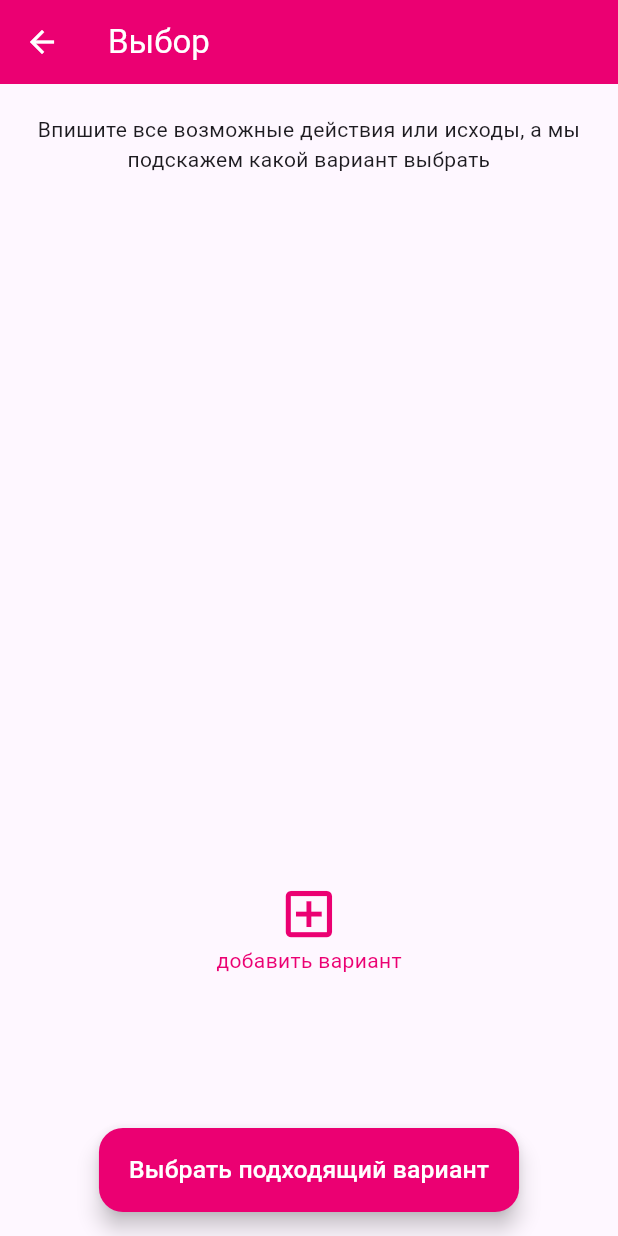
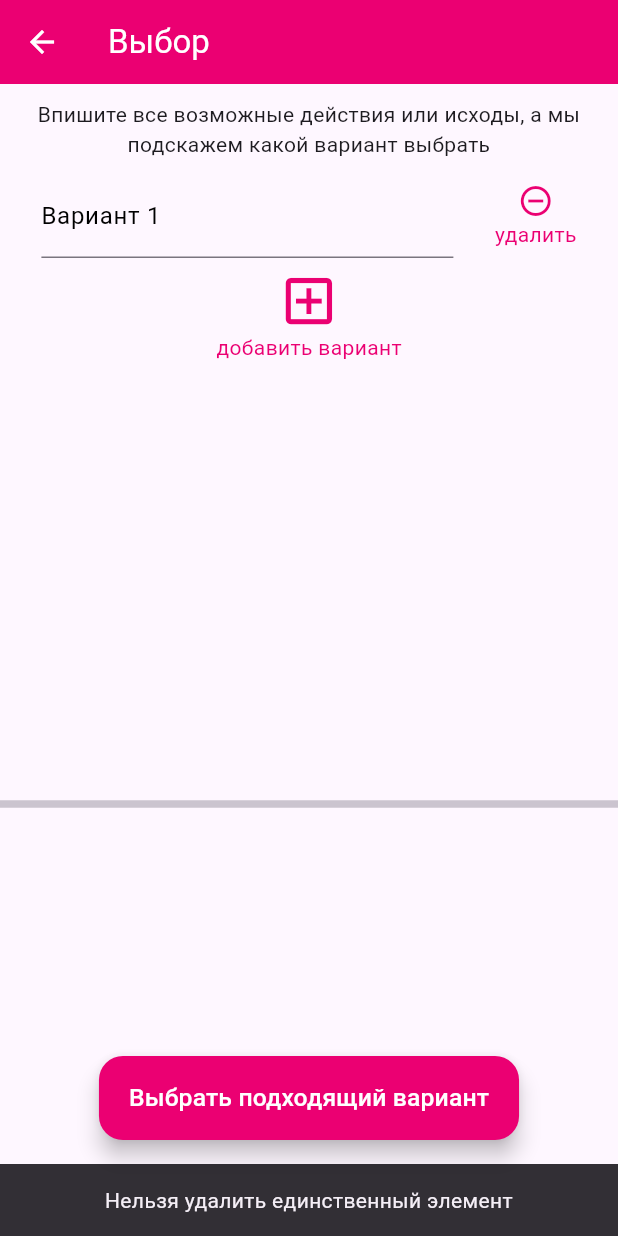
Before and after one commit to shamrayivan/promt_app, a Flutter app: the ChooseScreen screen opened by its route, after a tap on "удалить", on a phone screen of 412 x 824 dp. Run offline on Flutter 3.47's test engine with Material 2 defaults, Android fonts, the phone set to English and light mode, and no system bars; our stand-ins replace bloc, flutter_bloc, shared_preferences; accounts and stored records are empty.

Commit message:
final result in 3 blocks

```diff
--- a/lib/Screens/choose_screen.dart
+++ b/lib/Screens/choose_screen.dart
@@ -4,9 +4,11 @@ import 'package:flutter_bloc/flutter_bloc.dart';
 import 'package:promt_app/choose_bloc/choose_bloc.dart';
 
 class ChooseScreen extends StatelessWidget {
+  static final List<TextEditingController> controllers = [
+    TextEditingController(),
+  ];
+
   ChooseScreen({Key? key}) : super(key: key);
-
-  // final List<TextEditingController> controllers = [TextEditingController(),];
 
   @override
   Widget build(BuildContext context) {
@@ -16,8 +18,9 @@ class ChooseScreen extends StatelessWidget {
           create: (context) => ChooseBloc(),
         ),
       ],
-      child: BlocBuilder<ChooseBloc, List<TextEditingController>>(
+      child: BlocBuilder<ChooseBloc, ChooseState>(
         builder: (context, state) {
+          ScrollController scrollController = ScrollController();
           return Scaffold(
             floatingActionButtonLocation:
                 FloatingActionButtonLocation.centerFloat,
@@ -26,22 +29,28 @@ class ChooseScreen extends StatelessWidget {
                 onPressed: () {
                   List<String> a = [];
                   bool showSnackBar = false;
-                  state.forEach((element) {
-                    if(element.value.text == "" ){
+
+                  controllers.forEach((element) {
+                    if (element.value.text == "") {
                       showSnackBar = true;
-                    }else {
+                    } else {
                       a.add(element.value.text);
                       print(' a - $a');
-                    }});
-                  if (showSnackBar) {ScaffoldMessenger.of(context).showSnackBar(const SnackBar(content: Text("Есть пустые поля")));}
-                  else if(a.length != 0) {BlocProvider.of<ChooseBloc>(context)
-                      .add(GenerateAnswerEvent(a));
-                  showDialog(context: context, builder: (context){
-                    return AlertDialog(
-                      title: Text(state.length.toString()),
-                    );
+                    }
                   });
-                };},
+                  if (showSnackBar) {
+                    ScaffoldMessenger.of(context).showSnackBar(
+                        const SnackBar(content: Text("Есть пустые поля", textAlign: TextAlign.center,)));
+                  } else {
+                    // if(a.length != 0){
+                    BlocProvider.of<ChooseBloc>(context)
+                        .add(GenerateAnswerEvent(controllers));
+                  }
+                  if (state is GenerateAnswerState) {
+                    print("hi");
+                  }
+                  // };
+                },
                 label: Text(
                   "Выбрать подходящий вариант",
                   style: TextStyle(
@@ -61,34 +70,39 @@ class ChooseScreen extends StatelessWidget {
             ),
             body: ListView(
               children: [
-                const Padding(
-                  padding: EdgeInsets.all(20.0),
+                // SizedBox(height: 10,),
+                  Padding(
+                    padding: EdgeInsets.all(10.0),
                     child: Text(
                       "Впишите все возможные действия или исходы, а мы подскажем какой вариант выбрать",
                       textAlign: TextAlign.center,
                     ),
                   ),
-                SizedBox(
+                Container(
                   height: MediaQuery.of(context).size.height / 2,
                   child: ListView.builder(
+                      controller: scrollController,
                       shrinkWrap: true,
-                      itemCount: state.length,
+                      itemCount: controllers.length,
                       itemBuilder: (context, index) {
-                        return Row(
+                        return Column(
+                          children: [
+                            Row(
                               mainAxisAlignment: MainAxisAlignment.spaceEvenly,
                               children: [
                                 SizedBox(
-                              width: MediaQuery.of(context).size.width / 1.5,
+                                  width:
+                                      MediaQuery.of(context).size.width / 1.5,
                                   child: TextField(
                                     maxLines: null,
                                     textAlign: TextAlign.center,
                                     style: const TextStyle(
                                         fontWeight: FontWeight.bold),
                                     cursorColor: Colors.black,
-                                controller: state[index],
+                                    controller: controllers[index],
                                     decoration: InputDecoration(
-                                    labelStyle:
-                                        const TextStyle(color: Colors.black),
+                                        labelStyle: const TextStyle(
+                                            color: Colors.black),
                                         floatingLabelAlignment:
                                             FloatingLabelAlignment.center,
                                         labelText: "Вариант ${index + 1}"),
@@ -111,22 +125,31 @@ class ChooseScreen extends StatelessWidget {
                                     ],
                                   ),
                                   onTap: () {
-                                BlocProvider.of<ChooseBloc>(context)
-                                    .add(DeleteNewTextFieldEvent(index));
+                                    if (controllers.length > 1) {
+                                      BlocProvider.of<ChooseBloc>(context).add(
+                                          DeleteNewTextFieldEvent(
+                                              index, controllers));
+                                    } else
+                                      ScaffoldMessenger.of(context)
+                                          .showSnackBar(SnackBar(
+                                              content: Text(
+                                                  "Нельзя удалить единственный элемент",textAlign: TextAlign.center,)));
                                   },
-                            )
+                                ),
                               ],
-                        );
-                      }),
                             ),
+                            if (index == controllers.length - 1)
+                              Column(
+                                children: [
                                   SizedBox(
-                  height: MediaQuery.of(context).size.height / 20,
+                                    height: MediaQuery.of(context).size.height /
+                                        100,
                                   ),
                                   GestureDetector(
                                     onTap: () {
                                       // if (state is AddChooseState) {
-                    BlocProvider.of<ChooseBloc>(context)
-                        .add(AddNewTextFieldEvent());
+                                      BlocProvider.of<ChooseBloc>(context).add(
+                                          AddNewTextFieldEvent(controllers));
                                       // }
                                       // else {
                                       //   print(state.toString());
@@ -136,7 +159,10 @@ class ChooseScreen extends StatelessWidget {
                                       children: [
                                         Icon(
                                           Icons.add_box_outlined,
-                        size: MediaQuery.of(context).size.height / 20,
+                                          size: MediaQuery.of(context)
+                                                  .size
+                                                  .height /
+                                              20,
                                           color: const Color(0xFFEB0072),
                                         ),
                                         const Text(
@@ -147,6 +173,46 @@ class ChooseScreen extends StatelessWidget {
                                         ),
                                       ],
                                     ),
+                                  ),
+                                ],
+                              ),
+                          ],
+                        );
+                      }),
+                ),
+                const Divider(
+                  thickness: 5,
+                ),
+                if (state is GenerateAnswerState)
+                  Padding(
+                    padding: const EdgeInsets.all(20.0),
+                    child: Container(
+                        padding: EdgeInsets.all(10),
+                        decoration: BoxDecoration(
+                          color: Color(0xE6EB0072),
+                            // border: Border.all(
+                            //     width: 2, color: const Color(0xFAEB0072)),
+                            borderRadius: BorderRadius.circular(10)),
+                        child: Column(children: [
+                          Text(
+                            "Да что тут думать, конечно же!",
+                            textAlign: TextAlign.center,
+                            style: TextStyle(
+                                color: Colors.white,
+                                fontSize:
+                                MediaQuery.of(context).size.height / 60,
+                                fontWeight: FontWeight.w600),
+                          ),
+                          Text(
+                            state.answer,
+                            textAlign: TextAlign.center,
+                            style: TextStyle(
+                                color: Colors.white,
+                                fontSize:
+                                MediaQuery.of(context).size.height / 40,
+                                fontWeight: FontWeight.bold),
+                          )
+                        ])),
                   )
               ],
             ),
--- a/lib/Screens/main_screen.dart
+++ b/lib/Screens/main_screen.dart
@@ -56,12 +56,24 @@ class MainScreen extends StatelessWidget {
                 : null,
             appBar: AppBar(
               actions: [
-                IconButton(onPressed: ()async{
-                  final prefs = await SharedPreferences.getInstance();
-                  await prefs.remove('isFirstRun');
-                  await prefs.remove('birtday');
+                Padding(
+                  padding: const EdgeInsets.symmetric(horizontal: 10.0),
+                  child: GestureDetector(
+                    onTap: ()async{
+                      final prefs = await SharedPreferences.getInstance();
+                      await prefs.remove('isFirstRun');
+                      await prefs.remove('birtday');
 
-                }, icon: Icon(Icons.settings, color: Colors.black,))
+                    },
+                    child: Column(
+                      mainAxisAlignment: MainAxisAlignment.center,
+                      children: [
+                        Icon(Icons.change_circle, color: Colors.black,),
+                        Text("изменить дату",textAlign: TextAlign.center, style: TextStyle(fontSize: kToolbarHeight/5, fontWeight: FontWeight.w600,),)
+                      ],
+                    ),
+                  ),
+                )
               ],
               backgroundColor: Theme.of(context).colorScheme.inversePrimary,
               title: const Text("Умный советчик"),
--- a/lib/choose_bloc/choose_bloc.dart
+++ b/lib/choose_bloc/choose_bloc.dart
@@ -9,30 +9,37 @@ import 'package:promt_app/constants.dart';
 part 'choose_event.dart';
 part 'choose_state.dart';
 
-class ChooseBloc extends Bloc<ChooseEvent, List<TextEditingController>> {
-  ChooseBloc() : super([TextEditingController()]) {
+class ChooseBloc extends Bloc<ChooseEvent, ChooseState> {
+  ChooseBloc() : super(ChooseInitial()) {
     on<AddNewTextFieldEvent>(_addChoose);
     on<DeleteNewTextFieldEvent>(_deleteChoose);
     on<GenerateAnswerEvent>(_generateAnswer);
   }
 
   _addChoose(AddNewTextFieldEvent event, Emitter emit){
+    event.listController.add(TextEditingController());
+    emit(AddChooseState(event.listController));
     // event.getControllers.add(TextEditingController());
-    state.add(TextEditingController());
-    emit(state.toList());
+    // state.add(TextEditingController());
+    // emit(state.toList());
   }
 
   _deleteChoose(DeleteNewTextFieldEvent event, Emitter emit){
-    state.removeAt(event.index);
-    emit(state.toList());
+    if(event.listController.length > 1){
+    event.listController.removeAt(event.index);
+    emit(DeleteChooseState(event.listController));}
+    else {}
   }
+
+
   _generateAnswer(GenerateAnswerEvent event, Emitter emit){
-    int random = (DateTime.now().millisecondsSinceEpoch - Constants.birthday)% event.variant.length;
-    print(random);
-    print("event.variant ${event.variant}");
-    List <TextEditingController> a = [];
-    a.add(state[random]);
-    emit(a);
+    int random = (DateTime.now().millisecondsSinceEpoch - Constants.birthday) % event.listController.length;
+    print("kolvo ${event.listController.length}");
+    emit(GenerateAnswerState(event.listController[random].value.text));
+    // event.variant
+    // emit(GenerateAnswerState());
+    // a.add(state[random]);
+    // emit(a);
     // state.removeLast();
   }
 }
--- a/lib/choose_bloc/choose_event.dart
+++ b/lib/choose_bloc/choose_event.dart
@@ -3,15 +3,19 @@ part of 'choose_bloc.dart';
 @immutable
 abstract class ChooseEvent {}
 
-class AddNewTextFieldEvent extends ChooseEvent {}
+class AddNewTextFieldEvent extends ChooseEvent {
+  final List<TextEditingController> listController;
+
+  AddNewTextFieldEvent(this.listController);
+}
 class DeleteNewTextFieldEvent extends ChooseEvent {
   final int index;
-
-  DeleteNewTextFieldEvent(this.index);
+  final List<TextEditingController> listController;
+  DeleteNewTextFieldEvent(this.index, this.listController);
 }
 
 class GenerateAnswerEvent extends ChooseEvent {
-  final List<String> variant;
+  final List<TextEditingController> listController;
 
-  GenerateAnswerEvent(this.variant);
+  GenerateAnswerEvent(this.listController);
 }
--- a/lib/choose_bloc/choose_state.dart
+++ b/lib/choose_bloc/choose_state.dart
@@ -4,9 +4,6 @@ part of 'choose_bloc.dart';
 abstract class ChooseState {}
 
 class ChooseInitial extends ChooseState {
-  final String random;
-
-  ChooseInitial(this.random);
 }
 
 
@@ -18,9 +15,16 @@ class AddChooseState extends ChooseState {
 }
 
 class DeleteChooseState extends ChooseState {
+  final List<TextEditingController> controllers;
 
+  DeleteChooseState(this.controllers);
 }
 
 class GenerateAnswerState extends ChooseState {
 
+  final String answer;
+
+  GenerateAnswerState(this.answer);
+
+
 }
```
Lines whose indentation alone changed are shown as unchanged.
